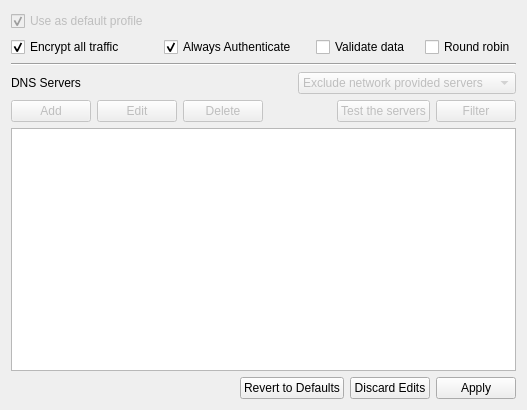
The window that networkprofilewidget.ui (Sinodun/Stubby_Manager) describes before a commit, drawn with Qt 5.
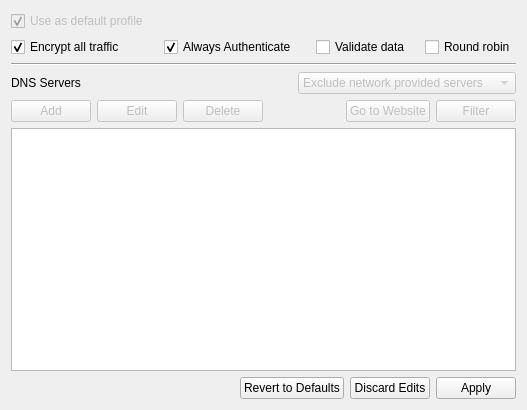
The same window after the commit.

Commit message: Add a button so the user can go to the website for a server if that one row is selected in the table.

The edit to the form file:
```diff
--- a/networkprofilewidget.ui
+++ b/networkprofilewidget.ui
@@ -216,7 +216,7 @@
               <bool>false</bool>
              </property>
              <property name="text">
-              <string>Test the servers</string>
+              <string>Go to Website</string>
              </property>
             </widget>
            </item>
```
Left out of the diff: 2 changed lines with no effect on the pictures. The commit also changes 4 other files.
